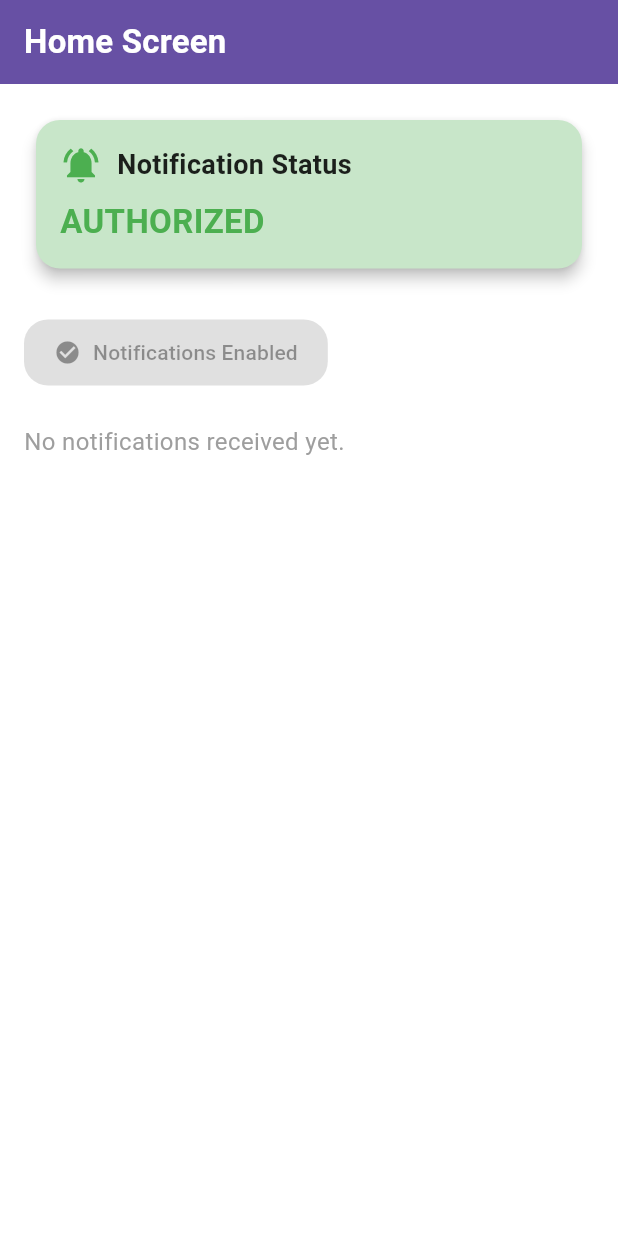
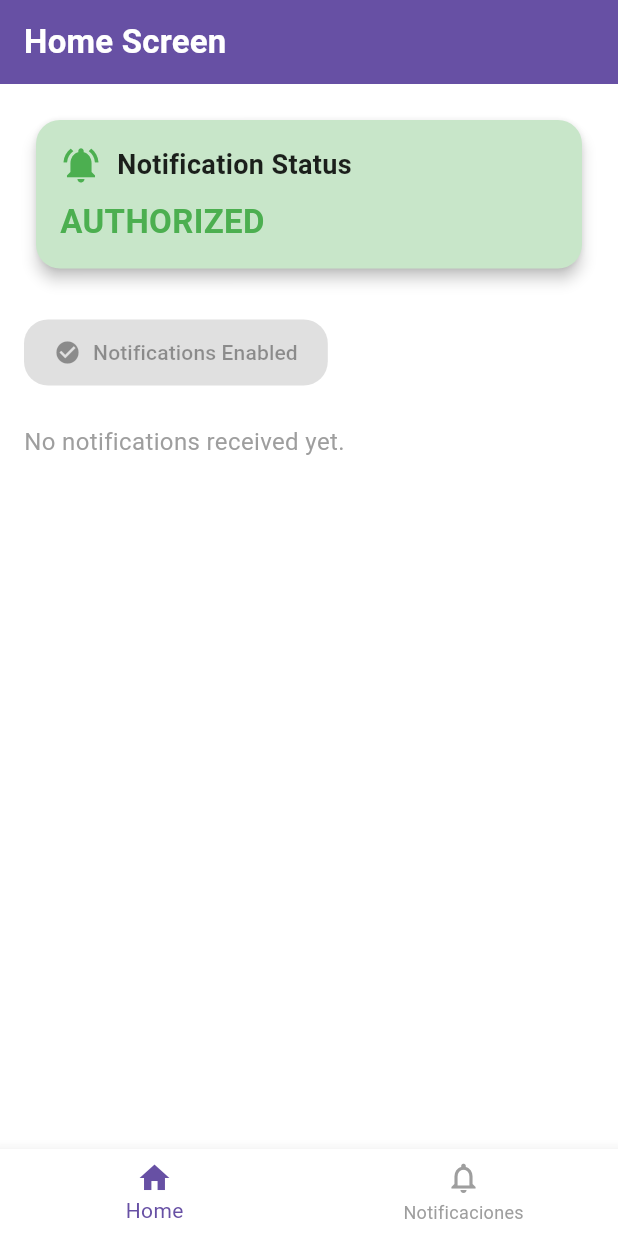
Before and after one commit to afperdomo2/push_app, a Flutter app: the screen it shows after launch, on a phone screen of 412 x 824 dp. Run offline on Flutter 3.47's test engine with Material 3 defaults, Android fonts, the phone set to English and light mode, and no system bars; our stand-ins replace equatable, firebase_core, firebase_messaging, flutter_bloc, flutter_local_notifications, go_router; accounts and stored records are empty.

Commit message:
Agregar soporte para notificaciones locales: inicializar servicio, crear pantalla y demo, y configurar dependencias

```diff
--- /dev/null
+++ b/lib/config/handlers/local_notifications_initializer.dart
@@ -0,0 +1,122 @@
+import 'package:flutter/material.dart';
+import 'package:push_app/config/services/local_notifications_service.dart';
+
+/// Handler para inicializar las notificaciones locales al inicio de la aplicación
+///
+/// Este widget se encarga de:
+/// - Inicializar el servicio de notificaciones locales
+/// - Mostrar un indicador de carga mientras se inicializa
+/// - Manejar errores durante la inicialización
+class LocalNotificationsInitializer extends StatefulWidget {
+  final Widget child;
+
+  const LocalNotificationsInitializer({
+    super.key,
+    required this.child,
+  });
+
+  @override
+  State<LocalNotificationsInitializer> createState() => _LocalNotificationsInitializerState();
+}
+
+class _LocalNotificationsInitializerState extends State<LocalNotificationsInitializer> {
+  bool _isInitialized = false;
+  bool _hasError = false;
+  String _errorMessage = '';
+
+  @override
+  void initState() {
+    super.initState();
+    _initializeLocalNotifications();
+  }
+
+  /// Inicializa las notificaciones locales
+  Future<void> _initializeLocalNotifications() async {
+    try {
+      await LocalNotificationsService.initialize();
+
+      if (mounted) {
+        setState(() {
+          _isInitialized = true;
+        });
+      }
+
+      debugPrint('✅ Servicio de notificaciones locales inicializado correctamente');
+    } catch (error) {
+      if (mounted) {
+        setState(() {
+          _hasError = true;
+          _errorMessage = error.toString();
+        });
+      }
+
+      debugPrint('❌ Error al inicializar notificaciones locales: $error');
+    }
+  }
+
+  @override
+  Widget build(BuildContext context) {
+    if (_hasError) {
+      return MaterialApp(
+        home: Scaffold(
+          body: Center(
+            child: Padding(
+              padding: const EdgeInsets.all(24),
+              child: Column(
+                mainAxisAlignment: MainAxisAlignment.center,
+                children: [
+                  const Icon(Icons.error_outline, size: 64, color: Colors.red),
+                  const SizedBox(height: 16),
+                  const Text(
+                    'Error al inicializar notificaciones',
+                    style: TextStyle(fontSize: 20, fontWeight: FontWeight.bold),
+                    textAlign: TextAlign.center,
+                  ),
+                  const SizedBox(height: 12),
+                  Text(
+                    _errorMessage,
+                    style: const TextStyle(fontSize: 14),
+                    textAlign: TextAlign.center,
+                  ),
+                  const SizedBox(height: 24),
+                  ElevatedButton(
+                    onPressed: () {
+                      setState(() {
+                        _hasError = false;
+                        _errorMessage = '';
+                      });
+                      _initializeLocalNotifications();
+                    },
+                    child: const Text('Reintentar'),
+                  ),
+                ],
+              ),
+            ),
+          ),
+        ),
+      );
+    }
+
+    if (!_isInitialized) {
+      return MaterialApp(
+        home: Scaffold(
+          body: Center(
+            child: Column(
+              mainAxisAlignment: MainAxisAlignment.center,
+              children: [
+                const CircularProgressIndicator(),
+                const SizedBox(height: 16),
+                Text(
+                  'Inicializando notificaciones...',
+                  style: Theme.of(context).textTheme.titleMedium,
+                ),
+              ],
+            ),
+          ),
+        ),
+      );
+    }
+
+    return widget.child;
+  }
+}
--- a/lib/config/router/app_router.dart
+++ b/lib/config/router/app_router.dart
@@ -1,15 +1,40 @@
 import 'package:go_router/go_router.dart';
 import 'package:push_app/features/home/screens/home_screen.dart';
 import 'package:push_app/features/home/screens/notification_details_screen.dart';
+import 'package:push_app/features/local_notifications/screens/local_notifications_screen.dart';
+import 'package:push_app/features/navigation/widgets/main_navigation_screen.dart';
 
 final appRouter = GoRouter(
   initialLocation: '/',
   routes: [
-    GoRoute(
-      path: '/',
-      name: HomeScreen.routeName,
-      builder: (context, state) => const HomeScreen(),
+    ShellRoute(
+      builder: (context, state, child) {
+        // Determinar el índice basado en la ruta actual
+        int currentIndex = 0;
+        final location = state.fullPath;
+
+        if (location?.startsWith('/local-notifications') == true) {
+          currentIndex = 1;
+        } else {
+          currentIndex = 0;
+        }
+
+        return MainNavigationScreen(currentIndex: currentIndex, child: child);
+      },
+      routes: [
+        GoRoute(
+          path: '/',
+          name: HomeScreen.routeName,
+          builder: (context, state) => const HomeScreen(),
+        ),
+        GoRoute(
+          path: '/local-notifications',
+          name: LocalNotificationsScreen.routeName,
+          builder: (context, state) => const LocalNotificationsScreen(),
+        ),
+      ],
     ),
+    // Ruta independiente para detalles de notificación (sin bottom navigation)
     GoRoute(
       path: '/notification/:messageId',
       name: NotificationDetailsScreen.routeName,
--- /dev/null
+++ b/lib/config/services/local_notifications_service.dart
@@ -0,0 +1,181 @@
+import 'dart:io';
+
+import 'package:flutter/material.dart';
+import 'package:flutter_local_notifications/flutter_local_notifications.dart';
+
+/// Servicio para manejar notificaciones locales usando flutter_local_notifications
+///
+/// Este servicio se encarga de:
+/// - Inicializar el plugin de notificaciones locales
+/// - Configurar las notificaciones para Android e iOS
+/// - Proporcionar métodos para mostrar diferentes tipos de notificaciones
+class LocalNotificationsService {
+  static final FlutterLocalNotificationsPlugin _notificationsPlugin =
+      FlutterLocalNotificationsPlugin();
+
+  static bool _isInitialized = false;
+
+  /// Inicializa el servicio de notificaciones locales
+  static Future<void> initialize() async {
+    if (_isInitialized) return;
+
+    const androidSettings = AndroidInitializationSettings('@mipmap/ic_launcher');
+
+    const initializationSettings = InitializationSettings(
+      android: androidSettings,
+    );
+
+    await _notificationsPlugin.initialize(
+      initializationSettings,
+      onDidReceiveNotificationResponse: _onNotificationResponse,
+    );
+
+    _isInitialized = true;
+  }
+
+  /// Callback cuando el usuario interactúa con una notificación
+  static void _onNotificationResponse(NotificationResponse response) {
+    final payload = response.payload;
+    debugPrint('🔔 Usuario interactuó con notificación: ${response.id}');
+    debugPrint('📦 Payload: $payload');
+
+    // Aquí puedes agregar navegación o lógica específica
+    // Por ejemplo, navegar a una pantalla específica basada en el payload
+  }
+
+  /// Muestra una notificación simple
+  static Future<void> showNotification({
+    required int id,
+    required String title,
+    required String body,
+    String? payload,
+  }) async {
+    await _ensureInitialized();
+
+    const androidDetails = AndroidNotificationDetails(
+      'basic_channel',
+      'Notificaciones Básicas',
+      channelDescription: 'Canal para notificaciones básicas de la aplicación',
+      importance: Importance.high,
+      priority: Priority.high,
+      showWhen: true,
+    );
+
+    const notificationDetails = NotificationDetails(
+      android: androidDetails,
+    );
+
+    await _notificationsPlugin.show(
+      id,
+      title,
+      body,
+      notificationDetails,
+      payload: payload,
+    );
+  }
+
+  /// Muestra una notificación con texto expandido
+  static Future<void> showExpandedNotification({
+    required int id,
+    required String title,
+    required String body,
+    required String expandedBody,
+    String? payload,
+  }) async {
+    await _ensureInitialized();
+
+    final androidDetails = AndroidNotificationDetails(
+      'expanded_channel',
+      'Notificaciones Expandidas',
+      channelDescription: 'Canal para notificaciones con texto expandido',
+      importance: Importance.high,
+      priority: Priority.high,
+      styleInformation: BigTextStyleInformation(
+        expandedBody,
+        htmlFormatBigText: true,
+        contentTitle: title,
+        htmlFormatContentTitle: true,
+        summaryText: body,
+        htmlFormatSummaryText: true,
+      ),
+      showWhen: true,
+    );
+
+    final notificationDetails = NotificationDetails(
+      android: androidDetails,
+    );
+
+    await _notificationsPlugin.show(
+      id,
+      title,
+      body,
+      notificationDetails,
+      payload: payload,
+    );
+  }
+
+  /// Muestra una notificación con botones de acción
+  static Future<void> showNotificationWithActions({
+    required int id,
+    required String title,
+    required String body,
+    String? payload,
+  }) async {
+    await _ensureInitialized();
+
+    const androidDetails = AndroidNotificationDetails(
+      'action_channel',
+      'Notificaciones con Acciones',
+      channelDescription: 'Canal para notificaciones con botones de acción',
+      importance: Importance.high,
+      priority: Priority.high,
+      actions: [
+        AndroidNotificationAction('accept_action', 'Aceptar', showsUserInterface: true),
+        AndroidNotificationAction('decline_action', 'Rechazar', showsUserInterface: true),
+      ],
+      showWhen: true,
+    );
+
+    const notificationDetails = NotificationDetails(android: androidDetails);
+
+    await _notificationsPlugin.show(
+      id,
+      title,
+      body,
+      notificationDetails,
+      payload: payload,
+    );
+  }
+
+  /// Cancela una notificación específica
+  static Future<void> cancelNotification(int id) async {
+    await _notificationsPlugin.cancel(id);
+  }
+
+  /// Cancela todas las notificaciones
+  static Future<void> cancelAllNotifications() async {
+    await _notificationsPlugin.cancelAll();
+  }
+
+  /// Obtiene las notificaciones pendientes
+  static Future<List<PendingNotificationRequest>> getPendingNotifications() async {
+    return await _notificationsPlugin.pendingNotificationRequests();
+  }
+
+  /// Verifica si las notificaciones están habilitadas (solo Android)
+  static Future<bool?> areNotificationsEnabled() async {
+    if (Platform.isAndroid) {
+      return await _notificationsPlugin
+          .resolvePlatformSpecificImplementation<AndroidFlutterLocalNotificationsPlugin>()
+          ?.areNotificationsEnabled();
+    }
+    return null;
+  }
+
+  /// Asegura que el servicio esté inicializado antes de usar
+  static Future<void> _ensureInitialized() async {
+    if (!_isInitialized) {
+      await initialize();
+    }
+  }
+}
--- a/lib/features/home/screens/home_screen.dart
+++ b/lib/features/home/screens/home_screen.dart
@@ -17,13 +17,7 @@ class HomeScreen extends StatelessWidget {
 
     final notificationList = notificationsState.notificationList;
 
-    return Scaffold(
-      appBar: AppBar(
-        title: const Text('Home Screen'),
-      ),
-
-      // Body
-      body: Padding(
+    return SingleChildScrollView(
       padding: const EdgeInsets.all(16.0),
       child: Column(
         crossAxisAlignment: CrossAxisAlignment.start,
@@ -41,7 +35,6 @@ class HomeScreen extends StatelessWidget {
           _NotificationListView(notificationList: notificationList),
         ],
       ),
-      ),
     );
   }
 }
@@ -55,8 +48,7 @@ class _NotificationListView extends StatelessWidget {
 
   @override
   Widget build(BuildContext context) {
-    return Expanded(
-      child: Column(
+    return Column(
       crossAxisAlignment: CrossAxisAlignment.start,
       children: [
         if (notificationList.isEmpty)
@@ -64,13 +56,16 @@ class _NotificationListView extends StatelessWidget {
             'No notifications received yet.',
             style: TextStyle(fontSize: 16, color: Colors.grey),
           )
-          else
+        else ...[
           const Text(
             'Received Notifications:',
             style: TextStyle(fontSize: 18, fontWeight: FontWeight.bold),
           ),
-          Expanded(
-            child: ListView.builder(
+          const SizedBox(height: 12),
+          // Usamos ListView.builder con shrinkWrap para que funcione dentro de SingleChildScrollView
+          ListView.builder(
+            shrinkWrap: true,
+            physics: const NeverScrollableScrollPhysics(),
             itemCount: notificationList.length,
             itemBuilder: (context, index) {
               final notification = notificationList[index];
@@ -104,9 +99,8 @@ class _NotificationListView extends StatelessWidget {
               );
             },
           ),
-          ),
         ],
-      ),
+      ],
     );
   }
 }
--- /dev/null
+++ b/lib/features/navigation/widgets/main_navigation_screen.dart
@@ -0,0 +1,77 @@
+import 'package:flutter/material.dart';
+import 'package:go_router/go_router.dart';
+
+/// Widget principal con navegación inferior
+///
+/// Este widget maneja la navegación entre las diferentes pestañas
+/// de la aplicación usando un BottomNavigationBar
+class MainNavigationScreen extends StatefulWidget {
+  /// El widget hijo que se mostrará en el cuerpo
+  final Widget child;
+
+  /// El índice actual de la pestaña seleccionada
+  final int currentIndex;
+
+  const MainNavigationScreen({
+    super.key,
+    required this.child,
+    required this.currentIndex,
+  });
+
+  @override
+  State<MainNavigationScreen> createState() => _MainNavigationScreenState();
+}
+
+class _MainNavigationScreenState extends State<MainNavigationScreen> {
+  void _onItemTapped(int index) {
+    switch (index) {
+      case 0:
+        // Navegar a Home
+        context.go('/');
+        break;
+      case 1:
+        // Navegar a Notificaciones Locales
+        context.go('/local-notifications');
+        break;
+    }
+  }
+
+  @override
+  Widget build(BuildContext context) {
+    // Determinar el título del AppBar basado en el índice actual
+    String appBarTitle = 'Home Screen';
+    if (widget.currentIndex == 1) {
+      appBarTitle = 'Notificaciones Locales';
+    }
+
+    return Scaffold(
+      appBar: AppBar(
+        title: Text(appBarTitle),
+        backgroundColor:
+            widget.currentIndex == 1 ? Theme.of(context).colorScheme.primaryContainer : null,
+      ),
+      body: widget.child,
+      bottomNavigationBar: BottomNavigationBar(
+        currentIndex: widget.currentIndex,
+        onTap: _onItemTapped,
+        type: BottomNavigationBarType.fixed,
+        selectedItemColor: Theme.of(context).colorScheme.primary,
+        unselectedItemColor: Colors.grey,
+        items: const [
+          BottomNavigationBarItem(
+            icon: Icon(Icons.home),
+            activeIcon: Icon(Icons.home),
+            label: 'Home',
+            tooltip: 'Pantalla principal',
+          ),
+          BottomNavigationBarItem(
+            icon: Icon(Icons.notifications_outlined),
+            activeIcon: Icon(Icons.notifications),
+            label: 'Notificaciones',
+            tooltip: 'Notificaciones locales',
+          ),
+        ],
+      ),
+    );
+  }
+}
--- a/lib/main.dart
+++ b/lib/main.dart
@@ -3,6 +3,7 @@ import 'package:firebase_messaging/firebase_messaging.dart';
 import 'package:flutter/material.dart';
 import 'package:flutter_bloc/flutter_bloc.dart';
 import 'package:push_app/config/handlers/firebase_messaging_handler.dart';
+import 'package:push_app/config/handlers/local_notifications_initializer.dart';
 import 'package:push_app/config/handlers/notification_interaction_handler.dart';
 import 'package:push_app/config/router/app_router.dart';
 import 'package:push_app/config/theme/app_theme.dart';
@@ -40,7 +41,9 @@ class MainApp extends StatelessWidget {
       theme: AppTheme.theme,
 
       /// 4. Configurar el manejador de interacciones con notificaciones
-      builder: (context, child) => NotificationInteractionHandler(child: child!),
+      builder: (context, child) => LocalNotificationsInitializer(
+        child: NotificationInteractionHandler(child: child!),
+      ),
     );
   }
 }
--- a/pubspec.yaml
+++ b/pubspec.yaml
@@ -13,6 +13,7 @@ dependencies:
   flutter:
     sdk: flutter
   flutter_bloc: ^9.1.1
+  flutter_local_notifications: ^19.3.0
   go_router: ^15.1.2
 
 dev_dependencies:
```
Also changed, not shown: lib/features/local_notifications/screens/local_notifications_screen.dart (added, +58 -0 lines), lib/features/local_notifications/widgets/local_notification_demo.dart (added, +179 -0 lines), pubspec.lock, 4 other files. Lines whose indentation alone changed are shown as unchanged.
